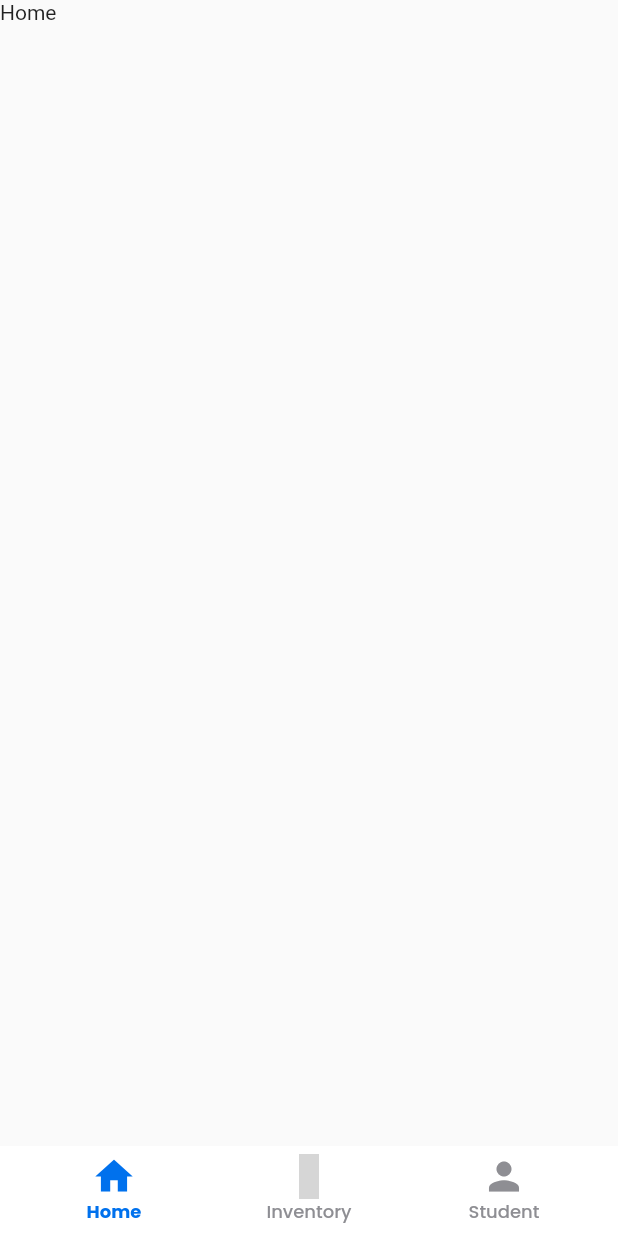
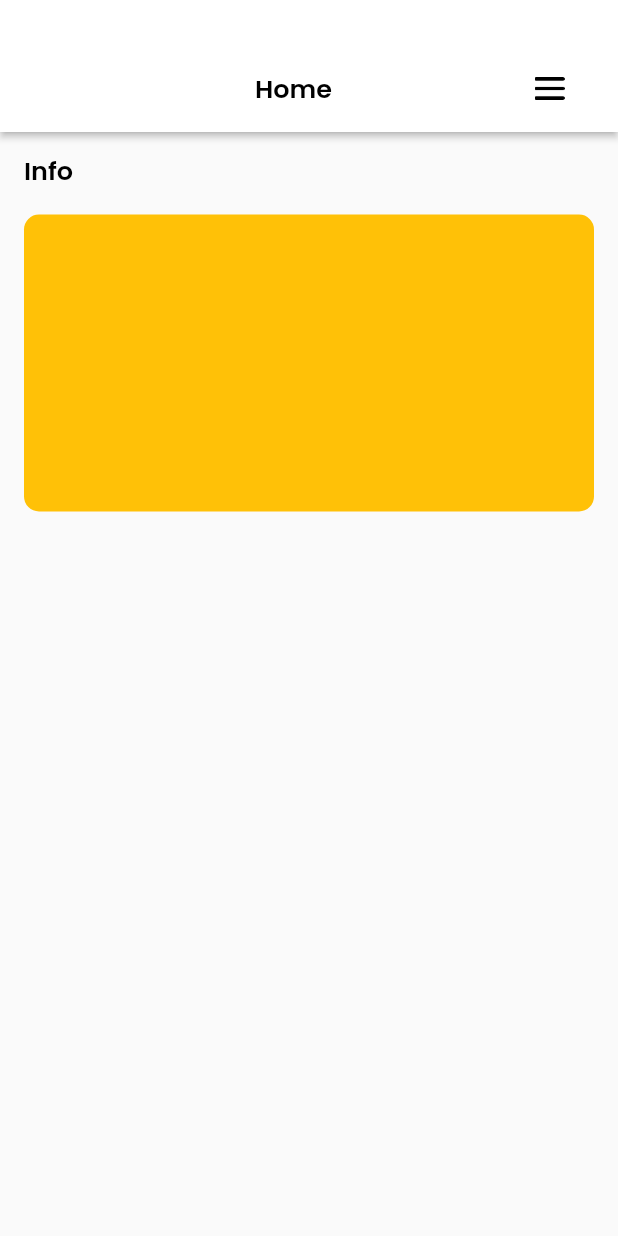
Before and after one commit to fathulaziss/infotech, a Flutter app: the screen it shows after launch, on a phone screen of 412 x 824 dp. Run offline on Flutter 3.47's test engine with Material 2 defaults, Android fonts, the phone set to English and light mode, and no system bars; our stand-ins replace google_fonts, material_design_icons_flutter; grey boxes are pictures that could not be loaded.

Commit message:
adding home page

```diff
--- a/lib/main.dart
+++ b/lib/main.dart
@@ -10,7 +10,7 @@ class MyApp extends StatelessWidget {
   Widget build(BuildContext context) {
     return MaterialApp(
       debugShowCheckedModeBanner: false,
-      home: MainPage(),
+      home: HomePage(),
     );
   }
 }
--- /dev/null
+++ b/lib/ui/pages/home_page.dart
@@ -0,0 +1,63 @@
+part of 'pages.dart';
+
+class HomePage extends StatelessWidget {
+  @override
+  Widget build(BuildContext context) {
+    return Scaffold(
+      body: Column(
+        crossAxisAlignment: CrossAxisAlignment.start,
+        children: [
+          Material(
+            elevation: 2,
+            color: Colors.white,
+            child: Container(
+              height: 88,
+              width: double.infinity,
+              child: Row(
+                children: [
+                  Container(
+                    margin: EdgeInsets.only(top: 30, left: 170, right: 135),
+                    child: Text(
+                      "Home",
+                      style: GoogleFonts.poppins(
+                          fontSize: 17,
+                          fontWeight: FontWeight.w600,
+                          color: Colors.black),
+                    ),
+                  ),
+                  Container(
+                    width: 20,
+                    height: 20,
+                    margin: EdgeInsets.only(top: 30),
+                    decoration: BoxDecoration(
+                      image: DecorationImage(
+                        image: AssetImage("assets/menu_ic.png"),
+                      ),
+                    ),
+                  )
+                ],
+              ),
+            ),
+          ),
+          Container(
+            margin: EdgeInsets.only(top: 13, left: 16, bottom: 17),
+            child: Text(
+              "Info",
+              style: GoogleFonts.poppins(
+                  color: Colors.black,
+                  fontSize: 17,
+                  fontWeight: FontWeight.w600),
+            ),
+          ),
+          Container(
+            width: double.infinity,
+            height: 198,
+            margin: EdgeInsets.symmetric(horizontal: 16),
+            decoration: BoxDecoration(
+                borderRadius: BorderRadius.circular(10), color: Colors.amber),
+          )
+        ],
+      ),
+    );
+  }
+}
--- a/lib/ui/pages/pages.dart
+++ b/lib/ui/pages/pages.dart
@@ -1,8 +1,11 @@
 import 'package:flutter/material.dart';
+import 'package:google_fonts/google_fonts.dart';
 import 'package:infotech/shared/shared.dart';
 import 'package:infotech/ui/widgets/widgets.dart';
+import 'package:material_design_icons_flutter/material_design_icons_flutter.dart';
 
 part 'splash_page.dart';
 part 'sign_in_page.dart';
 part 'sign_up_page.dart';
 part 'main_page.dart';
+part 'home_page.dart';
```
Also changed, not shown: assets/menu_ic.png (added), 1 other file.
